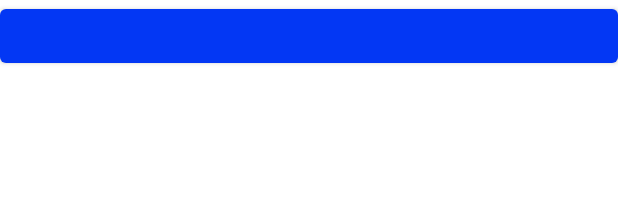
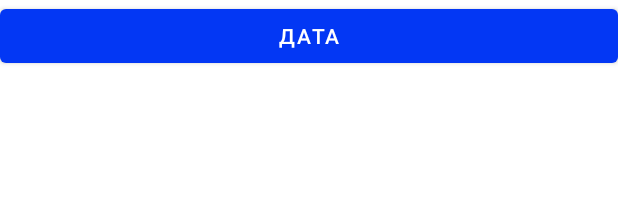
Before and after one commit to Cfyzzz/VV_orders, an Android app: the layout activity_list.xml on its own in the app's theme, with its tools: preview values and no code run, on a phone screen of 412 x 824 dp. Shown: the top 219 px of the screen. Run offline under Robolectric (Android 15) with nearby library versions, the phone set to English and light mode, and no system bars.

Commit message:
all commit

```diff
--- a/app/src/main/java/ru/nedovizin/vvorders/http/APIInterface.java
+++ b/app/src/main/java/ru/nedovizin/vvorders/http/APIInterface.java
@@ -17,7 +17,6 @@ public interface APIInterface {
     @GET("/OrdersAS/hs/db/update_clients")
     Call<MultipleResource> doGetListClients(@Header("Authorization") String auth);
 
-    // TODO - Для получения продуктов не требуется имя менеджера
     @GET("/OrdersAS/hs/db/update_products")
     Call<MultipleResource> doGetListProducts(@Header("Authorization") String auth);
 
--- a/app/src/main/res/layout/activity_list.xml
+++ b/app/src/main/res/layout/activity_list.xml
@@ -8,9 +8,10 @@
     android:id="@+id/activity_list_base">
 
     <Button
+        android:id="@+id/date_button"
         android:layout_width="match_parent"
         android:layout_height="wrap_content"
-        android:id="@+id/date_button"/>
+        android:text="Дата"/>
 
     <androidx.recyclerview.widget.RecyclerView
         android:id="@+id/table_clients"
--- a/build.gradle
+++ b/build.gradle
@@ -5,7 +5,7 @@ buildscript {
         jcenter()
     }
     dependencies {
-        classpath 'com.android.tools.build:gradle:4.2.2'
+        classpath 'com.android.tools.build:gradle:7.0.0'
 
         // NOTE: Do not place your application dependencies here; they belong
         // in the individual module build.gradle files
```
Also changed, not shown: gradle/wrapper/gradle-wrapper.properties.
